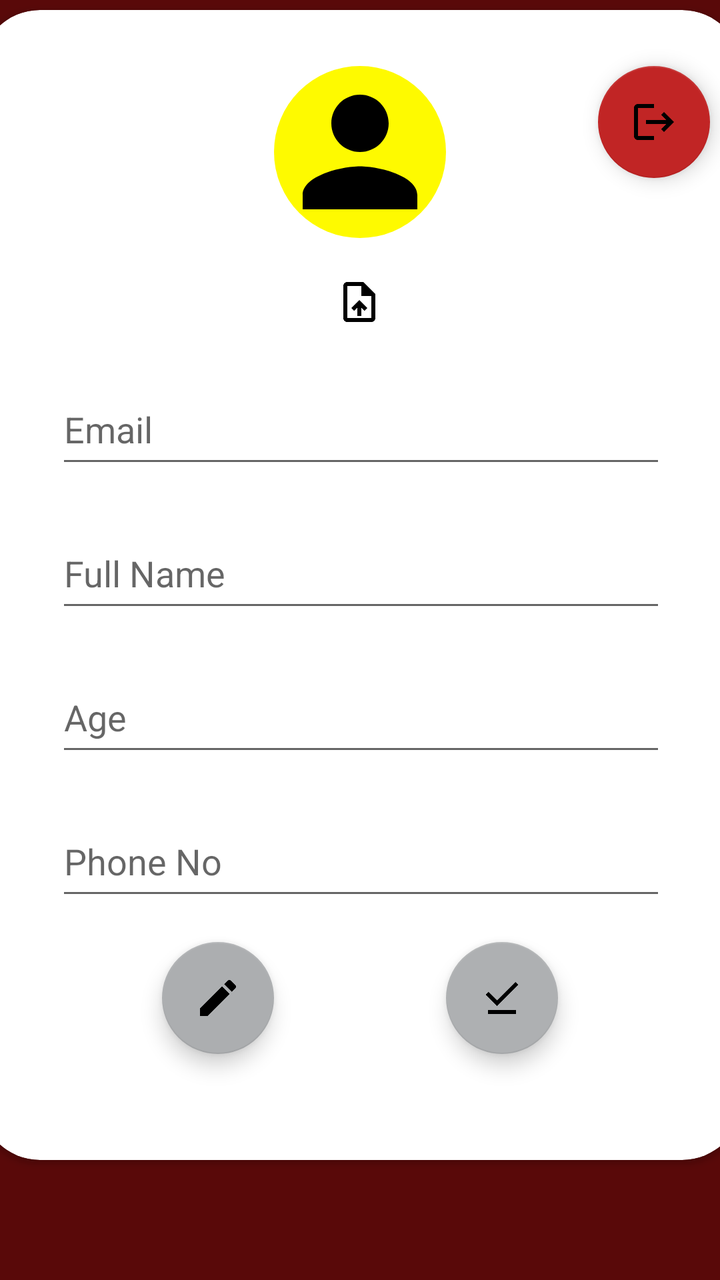
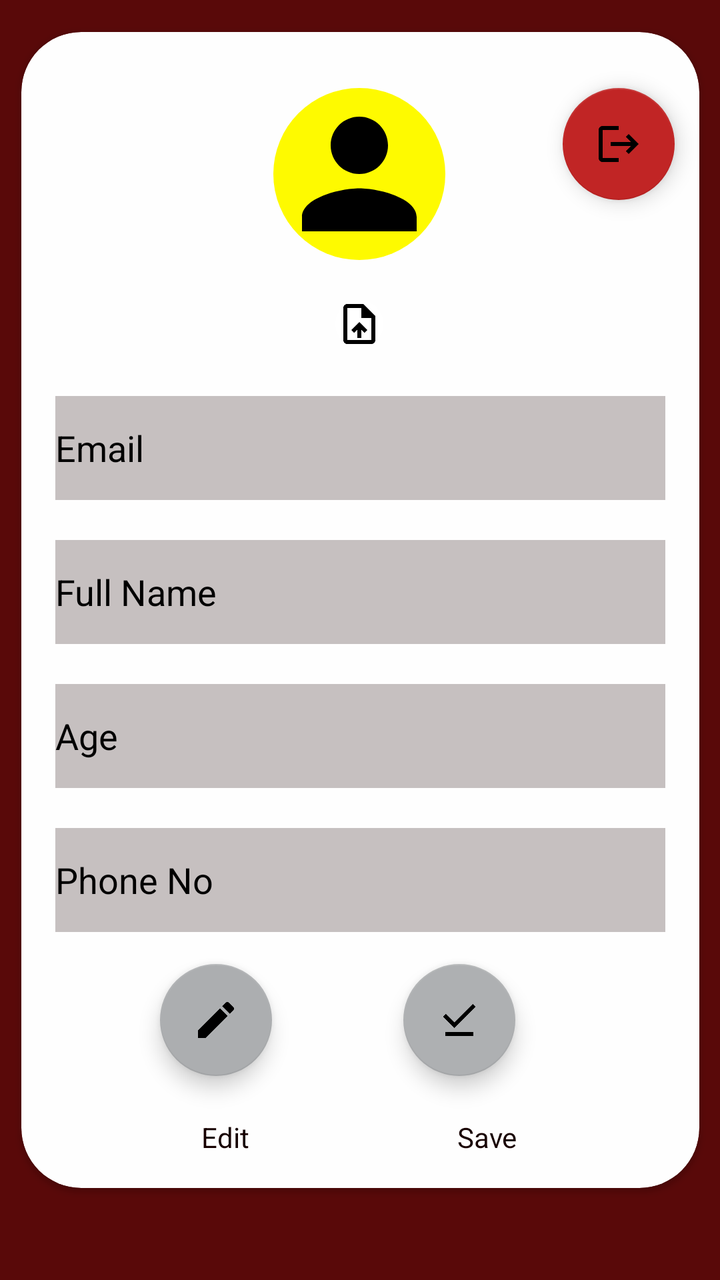

Two renders of the same Android screen: before a commit and after it. Below are the layout's source before the change and the commit's diff.
<!-- AndroidManifest.xml: application theme Theme.MyApp -->
<!-- res/layout/fragment_user_profile.xml -->
<?xml version="1.0" encoding="utf-8"?>
<FrameLayout xmlns:android="http://schemas.android.com/apk/res/android"
    xmlns:app="http://schemas.android.com/apk/res-auto"
    xmlns:tools="http://schemas.android.com/tools"
    android:layout_width="match_parent"
    android:layout_height="match_parent"
    android:background="#590909"
    tools:context=".UserProfileFragment">

    
    <androidx.constraintlayout.widget.ConstraintLayout
        android:layout_width="match_parent"
        android:layout_height="match_parent">

        <androidx.cardview.widget.CardView
            android:layout_width="381dp"
            android:layout_height="575dp"
            android:layout_marginTop="25dp"
            android:layout_marginBottom="80dp"
            app:cardCornerRadius="30dp"
            app:layout_constraintBottom_toBottomOf="parent"
            app:layout_constraintEnd_toEndOf="parent"
            app:layout_constraintStart_toStartOf="parent"
            app:layout_constraintTop_toTopOf="parent"
            app:layout_constraintVertical_bias="0.5">

            <androidx.constraintlayout.widget.ConstraintLayout
                android:layout_width="match_parent"
                android:layout_height="match_parent">

                <com.google.android.material.floatingactionbutton.FloatingActionButton
                    android:id="@+id/logoutButton"
                    android:layout_width="wrap_content"
                    android:layout_height="wrap_content"
                    android:layout_marginTop="28dp"
                    android:clickable="true"
                    android:src="@drawable/baseline_logout_24"
                    app:backgroundTint="#C12525"
                    app:layout_constraintEnd_toEndOf="parent"
                    app:layout_constraintHorizontal_bias="0.826"
                    app:layout_constraintStart_toEndOf="@+id/profieImage"
                    app:layout_constraintTop_toTopOf="parent" />

                <com.google.android.material.textfield.TextInputLayout
                    android:id="@+id/textInputLayout2"
                    android:layout_width="match_parent"
                    android:layout_height="wrap_content">

                </com.google.android.material.textfield.TextInputLayout>

                <com.google.android.material.textfield.TextInputEditText
                    android:id="@+id/profileName"
                    android:layout_width="305dp"
                    android:layout_height="52dp"
                    android:layout_marginTop="20dp"
                    android:hint="Full Name"
                    app:layout_constraintEnd_toEndOf="parent"
                    app:layout_constraintStart_toStartOf="parent"
                    app:layout_constraintTop_toBottomOf="@+id/profileEmail" />

                <com.google.android.material.textfield.TextInputEditText
                    android:id="@+id/profileAge"
                    android:layout_width="305dp"
                    android:layout_height="52dp"
                    android:layout_marginTop="20dp"
                    android:hint="Age"
                    android:inputType="number"
                    app:layout_constraintEnd_toEndOf="parent"
                    app:layout_constraintStart_toStartOf="parent"
                    app:layout_constraintTop_toBottomOf="@+id/profileName" />

                <com.google.android.material.textfield.TextInputEditText
                    android:id="@+id/profilePhone"
                    android:layout_width="305dp"
                    android:layout_height="52dp"
                    android:layout_marginTop="20dp"
                    android:hint="Phone No"
                    android:inputType="number"
                    app:layout_constraintEnd_toEndOf="parent"
                    app:layout_constraintStart_toStartOf="parent"
                    app:layout_constraintTop_toBottomOf="@+id/profileAge" />

                <com.google.android.material.textfield.TextInputEditText
                    android:id="@+id/profileEmail"
                    android:layout_width="305dp"
                    android:layout_height="52dp"
                    android:layout_marginTop="24dp"
                    android:hint="Email"
                    app:layout_constraintEnd_toEndOf="parent"
                    app:layout_constraintStart_toStartOf="parent"
                    app:layout_constraintTop_toBottomOf="@+id/imageUploadButton" />

                <ImageView
                    android:id="@+id/profieImage"
                    android:layout_width="86dp"
                    android:layout_height="86dp"
                    android:layout_marginTop="28dp"
                    android:background="@drawable/round_image"
                    android:src="@drawable/baseline_person_24"
                    app:layout_constraintEnd_toEndOf="parent"
                    app:layout_constraintHorizontal_bias="0.498"
                    app:layout_constraintStart_toStartOf="parent"
                    app:layout_constraintTop_toTopOf="@+id/textInputLayout2" />

                <ImageButton
                    android:id="@+id/imageUploadButton"
                    android:layout_width="wrap_content"
                    android:layout_height="wrap_content"
                    android:layout_marginTop="20dp"
                    android:background="@drawable/round_image_white"
                    android:src="@drawable/baseline_upload_file_24"
                    app:layout_constraintEnd_toEndOf="parent"
                    app:layout_constraintHorizontal_bias="0.498"
                    app:layout_constraintStart_toStartOf="parent"
                    app:layout_constraintTop_toBottomOf="@+id/profieImage" />

                <com.google.android.material.floatingactionbutton.FloatingActionButton
                    android:id="@+id/profileEditButton"
                    android:layout_width="wrap_content"
                    android:layout_height="wrap_content"
                    android:layout_marginTop="16dp"
                    android:clickable="true"
                    android:src="@drawable/baseline_edit_24"
                    app:backgroundTint="#ACAEB0"
                    app:layout_constraintEnd_toStartOf="@+id/profileConfirmButton"
                    app:layout_constraintHorizontal_bias="0.514"
                    app:layout_constraintStart_toStartOf="parent"
                    app:layout_constraintTop_toBottomOf="@+id/profilePhone" />

                <com.google.android.material.floatingactionbutton.FloatingActionButton
                    android:id="@+id/profileConfirmButton"
                    android:layout_width="wrap_content"
                    android:layout_height="wrap_content"
                    android:layout_marginTop="16dp"
                    android:layout_marginEnd="92dp"
                    android:clickable="true"
                    android:src="@drawable/baseline_download_done_24"
                    app:backgroundTint="#AEB0B2"
                    app:layout_constraintEnd_toEndOf="parent"
                    app:layout_constraintTop_toBottomOf="@+id/profilePhone" />

            </androidx.constraintlayout.widget.ConstraintLayout>
        </androidx.cardview.widget.CardView>
    </androidx.constraintlayout.widget.ConstraintLayout>

</FrameLayout>
<!-- resources referenced by this layout -->
<resources>
  <!-- drawable baseline_download_done_24 (drawable) -->
  <vector android:height="24dp" android:tint="#000000"
      android:viewportHeight="24" android:viewportWidth="24"
      android:width="24dp" xmlns:android="http://schemas.android.com/apk/res/android">
      <path android:fillColor="@android:color/white" android:pathData="M20.13,5.41l-1.41,-1.41l-9.19,9.19l-4.25,-4.24l-1.41,1.41l5.66,5.66z"/>
      <path android:fillColor="@android:color/white" android:pathData="M5,18h14v2h-14z"/>
  </vector>
  <!-- drawable baseline_edit_24 (drawable) -->
  <vector android:height="24dp" android:tint="#000000"
      android:viewportHeight="24" android:viewportWidth="24"
      android:width="24dp" xmlns:android="http://schemas.android.com/apk/res/android">
      <path android:fillColor="@android:color/white" android:pathData="M3,17.25V21h3.75L17.81,9.94l-3.75,-3.75L3,17.25zM20.71,7.04c0.39,-0.39 0.39,-1.02 0,-1.41l-2.34,-2.34c-0.39,-0.39 -1.02,-0.39 -1.41,0l-1.83,1.83 3.75,3.75 1.83,-1.83z"/>
  </vector>
  <!-- drawable baseline_logout_24 (drawable) -->
  <vector android:autoMirrored="true" android:height="24dp"
      android:tint="#FFFFFF" android:viewportHeight="24"
      android:viewportWidth="24" android:width="24dp" xmlns:android="http://schemas.android.com/apk/res/android">
      <path android:fillColor="@android:color/white" android:pathData="M17,7l-1.41,1.41L18.17,11H8v2h10.17l-2.58,2.58L17,17l5,-5zM4,5h8V3H4c-1.1,0 -2,0.9 -2,2v14c0,1.1 0.9,2 2,2h8v-2H4V5z"/>
  </vector>
  <!-- drawable baseline_person_24 (drawable) -->
  <vector android:height="24dp" android:tint="#000000"
      android:viewportHeight="24" android:viewportWidth="24"
      android:width="24dp" xmlns:android="http://schemas.android.com/apk/res/android">
      <path android:fillColor="@android:color/white" android:pathData="M12,12c2.21,0 4,-1.79 4,-4s-1.79,-4 -4,-4 -4,1.79 -4,4 1.79,4 4,4zM12,14c-2.67,0 -8,1.34 -8,4v2h16v-2c0,-2.66 -5.33,-4 -8,-4z"/>
  </vector>
  <!-- drawable baseline_upload_file_24 (drawable) -->
  <vector android:height="24dp" android:tint="#000000"
      android:viewportHeight="24" android:viewportWidth="24"
      android:width="24dp" xmlns:android="http://schemas.android.com/apk/res/android">
      <path android:fillColor="@android:color/white" android:pathData="M14,2L6,2c-1.1,0 -1.99,0.9 -1.99,2L4,20c0,1.1 0.89,2 1.99,2L18,22c1.1,0 2,-0.9 2,-2L20,8l-6,-6zM18,20L6,20L6,4h7v5h5v11zM8,15.01l1.41,1.41L11,14.84L11,19h2v-4.16l1.59,1.59L16,15.01 12.01,11z"/>
  </vector>
  <!-- drawable round_image (drawable) -->
  <shape xmlns:android="http://schemas.android.com/apk/res/android">
      <solid android:color="#FEFA00" /> 
      <corners android:radius="1000dp" /> 
  </shape>
  <!-- drawable round_image_white (drawable) -->
  <shape xmlns:android="http://schemas.android.com/apk/res/android">
      <solid android:color="#FFFF" /> 
      <corners android:radius="1000dp" /> 
  </shape>
  <style name="Theme.MyApp" parent="Theme.MaterialComponents.DayNight.NoActionBar">
          
          <item name="colorPrimary">@color/purple_500</item>
          <item name="colorPrimaryVariant">@color/purple_700</item>
          <item name="colorOnPrimary">@color/white</item>
          
          <item name="colorSecondary">@color/teal_200</item>
          <item name="colorSecondaryVariant">@color/teal_700</item>
          <item name="colorOnSecondary">@color/black</item>
          
          <item name="android:statusBarColor" tools:targetApi="l">?attr/colorPrimaryVariant</item>
          
      </style>
  <color name="purple_500">#FF6200EE</color>
  <color name="purple_700">#FF3700B3</color>
  <color name="white">#FFFFFFFF</color>
  <color name="teal_200">#FF03DAC5</color>
  <color name="teal_700">#FF018786</color>
  <color name="black">#FF000000</color>
</resources>

<!-- the commit's change to res/layout/fragment_user_profile.xml (unified diff, before → after) -->
@@ -13,10 +13,12 @@
         android:layout_height="match_parent">
 
         <androidx.cardview.widget.CardView
-            android:layout_width="381dp"
-            android:layout_height="575dp"
-            android:layout_marginTop="25dp"
-            android:layout_marginBottom="80dp"
+            android:layout_width="339dp"
+            android:layout_height="578dp"
+            android:layout_marginTop="10dp"
+            android:layout_marginBottom="40dp"
+            android:backgroundTint="#FEFEFE"
+            app:cardBackgroundColor="#E8E5E5"
             app:cardCornerRadius="30dp"
             app:layout_constraintBottom_toBottomOf="parent"
             app:layout_constraintEnd_toEndOf="parent"
@@ -43,8 +45,12 @@
 
                 <com.google.android.material.textfield.TextInputLayout
                     android:id="@+id/textInputLayout2"
-                    android:layout_width="match_parent"
-                    android:layout_height="wrap_content">
+                    android:layout_width="0dp"
+                    android:layout_height="wrap_content"
+                    app:layout_constraintBottom_toTopOf="parent"
+                    app:layout_constraintEnd_toEndOf="parent"
+                    app:layout_constraintStart_toStartOf="parent"
+                    app:layout_constraintTop_toTopOf="parent">
 
                 </com.google.android.material.textfield.TextInputLayout>
 
@@ -53,7 +59,11 @@
                     android:layout_width="305dp"
                     android:layout_height="52dp"
                     android:layout_marginTop="20dp"
+                    android:background="#C6C0C0"
+                    android:editable="true"
                     android:hint="Full Name"
+                    android:textColor="@color/black"
+                    android:textColorHint="@color/black"
                     app:layout_constraintEnd_toEndOf="parent"
                     app:layout_constraintStart_toStartOf="parent"
                     app:layout_constraintTop_toBottomOf="@+id/profileEmail" />
@@ -63,8 +73,13 @@
                     android:layout_width="305dp"
                     android:layout_height="52dp"
                     android:layout_marginTop="20dp"
+                    android:background="#C6C0C0"
+
+                    android:editable="false"
                     android:hint="Age"
                     android:inputType="number"
+                    android:textColor="@color/black"
+                    android:textColorHint="@color/black"
                     app:layout_constraintEnd_toEndOf="parent"
                     app:layout_constraintStart_toStartOf="parent"
                     app:layout_constraintTop_toBottomOf="@+id/profileName" />
@@ -74,8 +89,12 @@
                     android:layout_width="305dp"
                     android:layout_height="52dp"
                     android:layout_marginTop="20dp"
+                    android:background="#C6C0C0"
+                    android:editable="false"
                     android:hint="Phone No"
                     android:inputType="number"
+                    android:textColor="@color/black"
+                    android:textColorHint="@color/black"
                     app:layout_constraintEnd_toEndOf="parent"
                     app:layout_constraintStart_toStartOf="parent"
                     app:layout_constraintTop_toBottomOf="@+id/profileAge" />
@@ -85,7 +104,11 @@
                     android:layout_width="305dp"
                     android:layout_height="52dp"
                     android:layout_marginTop="24dp"
+                    android:background="#C6C0C0"
+                    android:editable="true"
                     android:hint="Email"
+                    android:textColor="@color/black"
+                    android:textColorHint="@color/black"
                     app:layout_constraintEnd_toEndOf="parent"
                     app:layout_constraintStart_toStartOf="parent"
                     app:layout_constraintTop_toBottomOf="@+id/imageUploadButton" />
@@ -108,6 +131,7 @@
                     android:layout_height="wrap_content"
                     android:layout_marginTop="20dp"
                     android:background="@drawable/round_image_white"
+                    android:clickable="false"
                     android:src="@drawable/baseline_upload_file_24"
                     app:layout_constraintEnd_toEndOf="parent"
                     app:layout_constraintHorizontal_bias="0.498"
@@ -133,11 +157,35 @@
                     android:layout_height="wrap_content"
                     android:layout_marginTop="16dp"
                     android:layout_marginEnd="92dp"
-                    android:clickable="true"
+                    android:clickable="false"
                     android:src="@drawable/baseline_download_done_24"
                     app:backgroundTint="#AEB0B2"
                     app:layout_constraintEnd_toEndOf="parent"
                     app:layout_constraintTop_toBottomOf="@+id/profilePhone" />
+
+                <TextView
+                    android:id="@+id/textView3"
+                    android:layout_width="wrap_content"
+                    android:layout_height="wrap_content"
+                    android:layout_marginEnd="14dp"
+                    android:layout_marginBottom="16dp"
+                    android:text="Edit"
+                    android:textColor="#170202"
+                    app:layout_constraintBottom_toBottomOf="parent"
+                    app:layout_constraintEnd_toStartOf="@+id/textView4"
+                    app:layout_constraintStart_toStartOf="parent" />
+
+                <TextView
+                    android:id="@+id/textView4"
+                    android:layout_width="wrap_content"
+                    android:layout_height="wrap_content"
+                    android:layout_marginEnd="1dp"
+                    android:layout_marginBottom="16dp"
+                    android:text="Save"
+                    android:textColor="#190303"
+                    app:layout_constraintBottom_toBottomOf="parent"
+                    app:layout_constraintEnd_toEndOf="parent"
+                    app:layout_constraintStart_toEndOf="@+id/textView3" />
 
             </androidx.constraintlayout.widget.ConstraintLayout>
         </androidx.cardview.widget.CardView>
